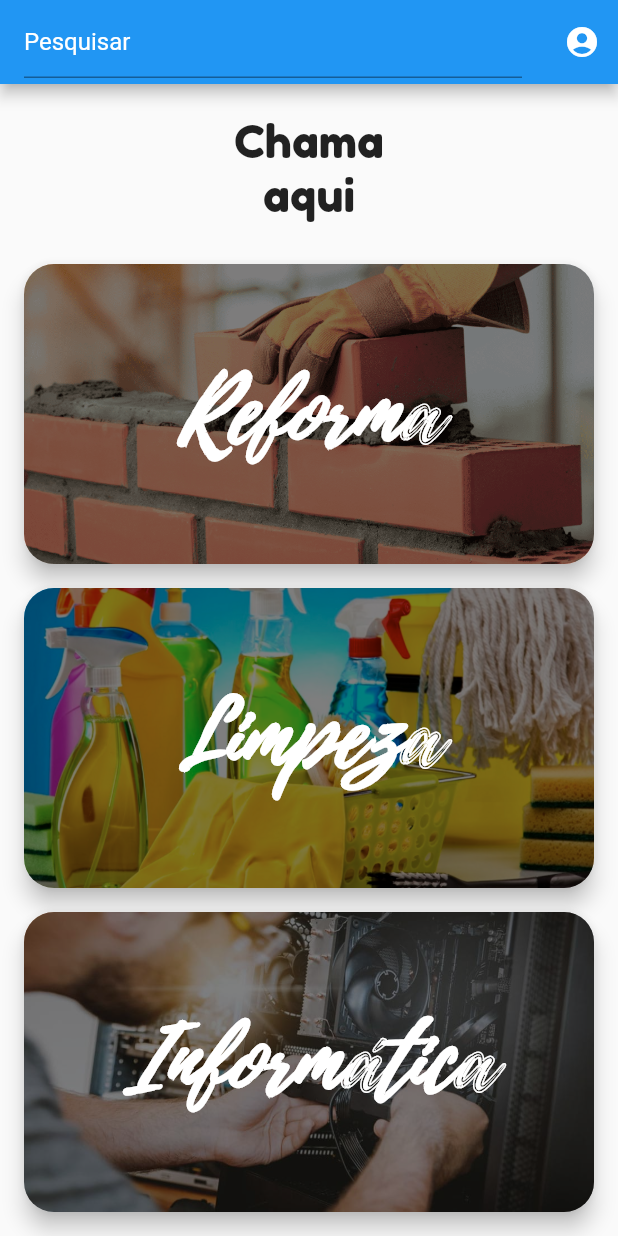
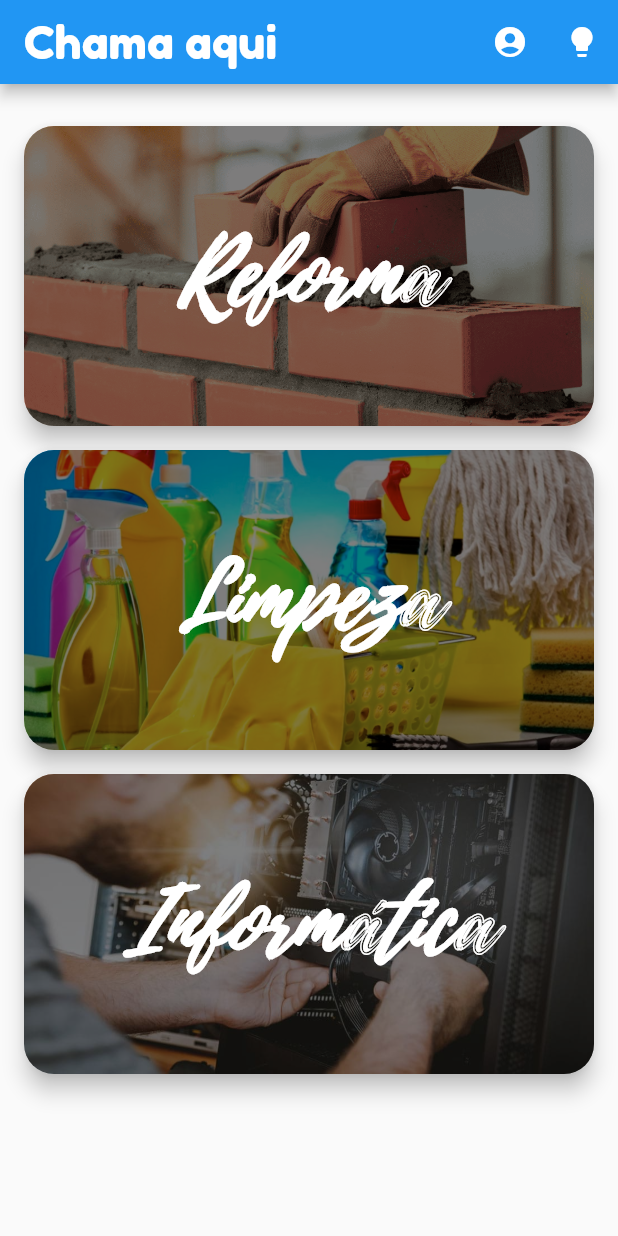
Before and after one commit to thiagoaraujoux/Chama-aqui, a Flutter app: the screen it shows after launch, on a phone screen of 412 x 824 dp. Run offline on Flutter 3.47's test engine with Material 2 defaults, Android fonts, the light colour scheme and no system bars; our stand-ins replace shared_preferences, sqflite; accounts and stored records are empty.

Commit message:
Alteração tela home e perfil usuario

```diff
--- a/lib/views/home_page.dart
+++ b/lib/views/home_page.dart
@@ -1,7 +1,7 @@
-import 'package:chamaaqui/views/servico.dart';
 import 'package:flutter/material.dart';
 
 import '../routes.dart';
+import 'servico.dart';
 
 class MyHomePage extends StatefulWidget {
   const MyHomePage({Key? key, required this.title}) : super(key: key);
@@ -15,18 +15,62 @@ class MyHomePage extends StatefulWidget {
 }
 
 class _MyHomePageState extends State<MyHomePage> {
-  final List<Map<String, dynamic>> images = [    {      'path': 'assets/images/reforma.png',      'text': 'Reforma',    },    {      'path': 'assets/images/limpeza.png',      'text': 'Limpeza',    },    {      'path': 'assets/images/informatica.jpg',      'text': 'Informática',    },  ];
+  final List<Map<String, dynamic>> images = [
+    {'path': 'assets/images/reforma.png', 'text': 'Reforma'},
+    {'path': 'assets/images/limpeza.png', 'text': 'Limpeza'},
+    {'path': 'assets/images/informatica.jpg', 'text': 'Informática'},
+  ];
+
+  bool isDarkMode = false;
+
+  void toggleDarkMode() {
+    setState(() {
+      isDarkMode = !isDarkMode;
+    });
+  }
+
+  void openServicePage(String imagePath, String imageText) {
+    Navigator.push(
+      context,
+      PageRouteBuilder(
+        transitionDuration: Duration(milliseconds: 250),
+        pageBuilder: (_, __, ___) => Servico(
+          imagePath: imagePath,
+          imageText: imageText,
+        ),
+        transitionsBuilder: (_, animation, __, child) {
+          return ScaleTransition(
+            scale: Tween<double>(begin: 0.0, end: 1.0).animate(animation),
+            child: Hero(
+              tag: 'image_$imageText',
+              child: child,
+            ),
+          );
+        },
+      ),
+    );
+  }
 
   @override
   Widget build(BuildContext context) {
-    return Scaffold(
+    final theme = isDarkMode ? ThemeData.dark() : ThemeData.light();
+
+    return MaterialApp(
+      title: widget.title,
+      theme: theme,
+      home: Scaffold(
         appBar: AppBar(
-        title: TextField(
-          decoration: InputDecoration(
-            hintText: 'Pesquisar',
-            hintStyle: TextStyle(color: Colors.white),
+          title: Row(
+            children: [
+              Text(
+                'Chama',
+                style: TextStyle(fontSize: 30, fontFamily: 'Fredoka One'),
               ),
-          style: TextStyle(color: Colors.white),
+              Text(
+                ' aqui',
+                style: TextStyle(fontSize: 30, fontFamily: 'Fredoka One'),
+              ),
+            ],
           ),
           actions: [
             IconButton(
@@ -35,49 +79,26 @@ class _MyHomePageState extends State<MyHomePage> {
                 Navigator.pushNamed(context, Routes.login);
               },
             ),
+            IconButton(
+              icon: Icon(Icons.lightbulb),
+              onPressed: toggleDarkMode,
+            ),
           ],
         ),
         body: Column(
           mainAxisAlignment: MainAxisAlignment.center,
           children: [
             SizedBox(height: 20),
-          Text(
-            'Chama',
-            style: TextStyle(fontSize: 30, fontFamily: 'Fredoka One'),
-            textAlign: TextAlign.center,
-          ),
-          Text(
-            'aqui',
-            style: TextStyle(fontSize: 30, fontFamily: 'Fredoka One'),
-            textAlign: TextAlign.center,
-          ),
-          SizedBox(height: 20),
             Expanded(
               child: ListView.builder(
                 itemCount: images.length,
                 itemBuilder: (context, index) {
+                  final imagePath = images[index]['path'];
+                  final imageText = images[index]['text'];
+
                   return GestureDetector(
                     onTap: () {
-                    Navigator.push(
-                      context,
-                      PageRouteBuilder(
-                        transitionDuration: Duration(milliseconds: 250),
-                        pageBuilder: (_, __, ___) => Servico(
-                          imagePath: images[index]['path'],
-                          imageText: images[index]['text'],
-                        ),
-                        transitionsBuilder: (_, animation, __, child) {
-                          return ScaleTransition(
-                            scale: Tween<double>(begin: 0.0, end: 1.0)
-                                .animate(animation),
-                            child: Hero(
-                              tag: 'image_$index',
-                              child: child,
-                            ),
-                          );
-                        },
-                      ),
-                    );
+                      openServicePage(imagePath, imageText);
                     },
                     child: Card(
                       elevation: 6,
@@ -93,7 +114,7 @@ class _MyHomePageState extends State<MyHomePage> {
                           borderRadius: BorderRadius.circular(20),
                           image: DecorationImage(
                             fit: BoxFit.cover,
-                          image: AssetImage(images[index]['path']),
+                            image: AssetImage(imagePath),
                           ),
                         ),
                         child: Container(
@@ -103,9 +124,9 @@ class _MyHomePageState extends State<MyHomePage> {
                           ),
                           child: Center(
                             child: Hero(
-                            tag: 'image_$index',
+                              tag: 'image_$imageText',
                               child: Text(
-                              images[index]['text'],
+                                imageText,
                                 style: TextStyle(
                                   fontFamily: 'Playlist',
                                   color: Colors.white,
@@ -125,6 +146,7 @@ class _MyHomePageState extends State<MyHomePage> {
             ),
           ],
         ),
+      ),
     );
   }
 }
--- a/pubspec.yaml
+++ b/pubspec.yaml
@@ -37,6 +37,8 @@ dependencies:
   cupertino_icons: ^1.0.2
   sqflite: ^2.0.0+3
   shared_preferences: ^2.0.7
+  http: ^0.13.4
+  flutter_stepper: ^3.0.0
 
 dev_dependencies:
   flutter_test:
```
Also changed, not shown: lib/models/usuario.dart (+20 -0 lines), lib/views/cadastro.dart (+4 -4 lines), lib/views/perfil.dart (+172 -0 lines), lib/views/servico.dart (+13 -15 lines), lib/models/servico.dart (added), pubspec.lock. Lines whose indentation alone changed are shown as unchanged.
